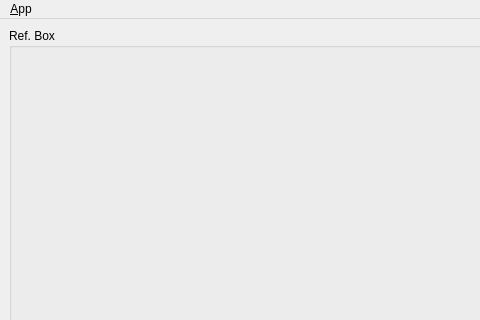
This is msl_refbox/ui/RefBoxWindow.ui in dasys-lab/cnc-msl as Qt 5 draws it before an edit; both pictures show x 0 to 480 and y 0 to 320 of the 944 by 704 pixel window. The edited form follows.
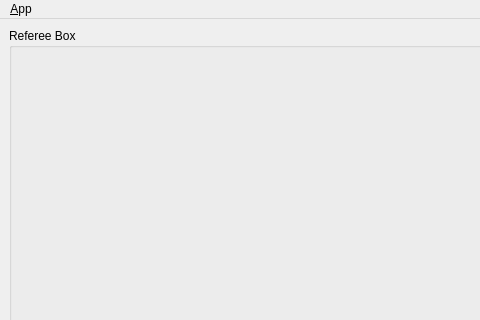
This is the edited form. Icons and pictures are not drawn. Custom widgets are drawn as their Qt base class.

What changed in the file:
```diff
--- a/msl_refbox/ui/RefBoxWindow.ui
+++ b/msl_refbox/ui/RefBoxWindow.ui
@@ -37,7 +37,7 @@
            </size>
           </property>
           <property name="title">
-           <string>Ref. Box</string>
+           <string>Referee Box</string>
           </property>
           <widget class="RefBoxWidget" name="RefBoxWG" native="true">
            <property name="geometry">
```
Left out of the diff: 6 changed lines with no effect on the pictures.
